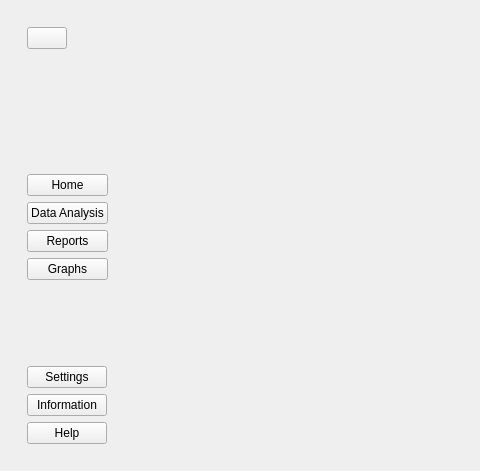
Before: the Qt Designer form src/generated-files/ui/new_interface.ui in mflorya575/Example-GUI-PyQt6-Pyside, drawn with Qt 5; both pictures show x 0 to 480 and y 0 to 471 of the 800 by 471 pixel window.
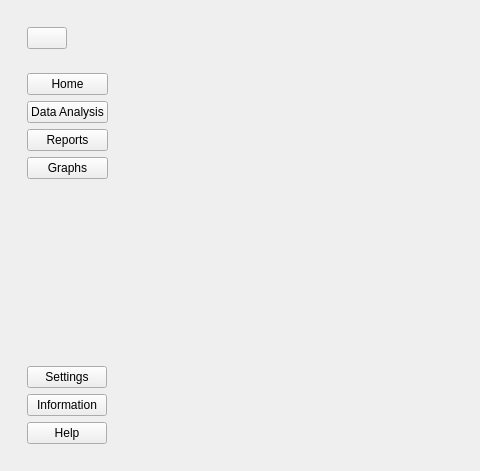
After: the same form once the commit is applied. Icons and pictures are not drawn.

Commit message: finally create left block

Diff of the .ui file:
```diff
--- a/src/generated-files/ui/new_interface.ui
+++ b/src/generated-files/ui/new_interface.ui
@@ -18,7 +18,7 @@
   </property>
   <widget class="QWidget" name="centralwidget">
    <layout class="QHBoxLayout" name="horizontalLayout">
-    <item>
+    <item alignment="Qt::AlignLeft">
      <widget class="QWidget" name="leftmenu" native="true">
       <layout class="QVBoxLayout" name="verticalLayout">
        <item alignment="Qt::AlignLeft|Qt::AlignTop">
@@ -100,6 +100,19 @@
          </layout>
         </widget>
        </item>
+       <item>
+        <spacer name="verticalSpacer">
+         <property name="orientation">
+          <enum>Qt::Vertical</enum>
+         </property>
+         <property name="sizeHint" stdset="0">
+          <size>
+           <width>20</width>
+           <height>40</height>
+          </size>
+         </property>
+        </spacer>
+       </item>
        <item alignment="Qt::AlignLeft|Qt::AlignBottom">
         <widget class="QWidget" name="widget_2" native="true">
          <layout class="QVBoxLayout" name="verticalLayout_3">
```
